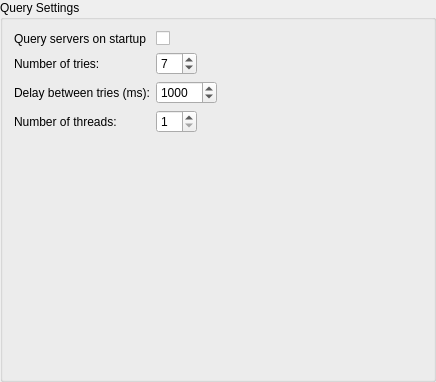
Old version of the form src/gui/cfgQuery.ui in the repository Destroyerrrocket/doomseeker-unofficial.
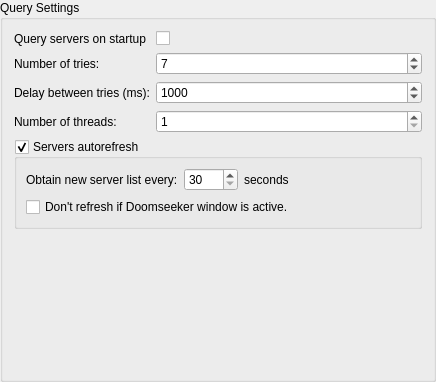
New version of the form.

Patch:
```diff
--- a/src/gui/cfgQuery.ui
+++ b/src/gui/cfgQuery.ui
@@ -16,16 +16,9 @@
   <property name="title">
    <string>Query Settings</string>
   </property>
+  <layout class="QVBoxLayout" name="verticalLayout">
+   <item>
   <layout class="QFormLayout" name="formLayout">
-   <property name="fieldGrowthPolicy">
-    <enum>QFormLayout::ExpandingFieldsGrow</enum>
-   </property>
-   <property name="labelAlignment">
-    <set>Qt::AlignLeading|Qt::AlignLeft|Qt::AlignVCenter</set>
-   </property>
-   <property name="formAlignment">
-    <set>Qt::AlignLeading|Qt::AlignLeft|Qt::AlignTop</set>
-   </property>
    <item row="0" column="0">
     <widget class="QLabel" name="label_3">
      <property name="text">
@@ -40,14 +33,14 @@
      </property>
     </widget>
    </item>
-   <item row="2" column="0">
+     <item row="1" column="0">
     <widget class="QLabel" name="label_4">
      <property name="text">
       <string>Number of tries:</string>
      </property>
     </widget>
    </item>
-   <item row="2" column="1">
+     <item row="1" column="1">
     <widget class="QSpinBox" name="triesBox">
      <property name="minimum">
       <number>3</number>
@@ -63,14 +56,14 @@
      </property>
     </widget>
    </item>
-   <item row="3" column="0">
+     <item row="2" column="0">
     <widget class="QLabel" name="label">
      <property name="text">
       <string>Delay between tries (ms):</string>
      </property>
     </widget>
    </item>
-   <item row="3" column="1">
+     <item row="2" column="1">
     <widget class="QSpinBox" name="timeoutBox">
      <property name="minimum">
       <number>500</number>
@@ -86,14 +79,14 @@
      </property>
     </widget>
    </item>
-   <item row="4" column="0">
+     <item row="3" column="0">
     <widget class="QLabel" name="label_2">
      <property name="text">
       <string>Number of threads:</string>
      </property>
     </widget>
    </item>
-   <item row="4" column="1">
+     <item row="3" column="1">
     <widget class="QSpinBox" name="threadsBox">
      <property name="minimum">
       <number>1</number>
@@ -102,6 +95,84 @@
       <number>50</number>
      </property>
     </widget>
+     </item>
+    </layout>
+   </item>
+   <item>
+    <widget class="QGroupBox" name="grbServerAutoRefresh">
+     <property name="title">
+      <string>Servers autorefresh</string>
+     </property>
+     <property name="checkable">
+      <bool>true</bool>
+     </property>
+     <layout class="QVBoxLayout" name="verticalLayout_2">
+      <item>
+       <layout class="QHBoxLayout" name="horizontalLayout">
+        <item>
+         <widget class="QLabel" name="label_5">
+          <property name="text">
+           <string>Obtain new server list every:</string>
+          </property>
+         </widget>
+        </item>
+        <item>
+         <widget class="QSpinBox" name="numAutoRefreshEverySeconds">
+          <property name="minimum">
+           <number>30</number>
+          </property>
+          <property name="maximum">
+           <number>3600</number>
+          </property>
+         </widget>
+        </item>
+        <item>
+         <widget class="QLabel" name="label_6">
+          <property name="text">
+           <string>seconds</string>
+          </property>
+         </widget>
+        </item>
+        <item>
+         <spacer name="horizontalSpacer">
+          <property name="orientation">
+           <enum>Qt::Horizontal</enum>
+          </property>
+          <property name="sizeHint" stdset="0">
+           <size>
+            <width>40</width>
+            <height>20</height>
+           </size>
+          </property>
+         </spacer>
+        </item>
+       </layout>
+      </item>
+      <item>
+       <widget class="QCheckBox" name="cboDontRefreshIfActive">
+        <property name="toolTip">
+         <string>Enabling this will prevent server list from disappearing when you are browsing through it.</string>
+        </property>
+        <property name="text">
+         <string>Don't refresh if Doomseeker window is active.</string>
+        </property>
+       </widget>
+      </item>
+     </layout>
+    </widget>
+   </item>
+   <item>
+    <spacer name="verticalSpacer">
+     <property name="orientation">
+      <enum>Qt::Vertical</enum>
+     </property>
+     <property name="sizeHint" stdset="0">
+      <size>
+       <width>20</width>
+       <height>40</height>
+      </size>
+     </property>
+    </spacer>
    </item>
   </layout>
  </widget>
```
Lines whose indentation alone changed are shown as unchanged.
